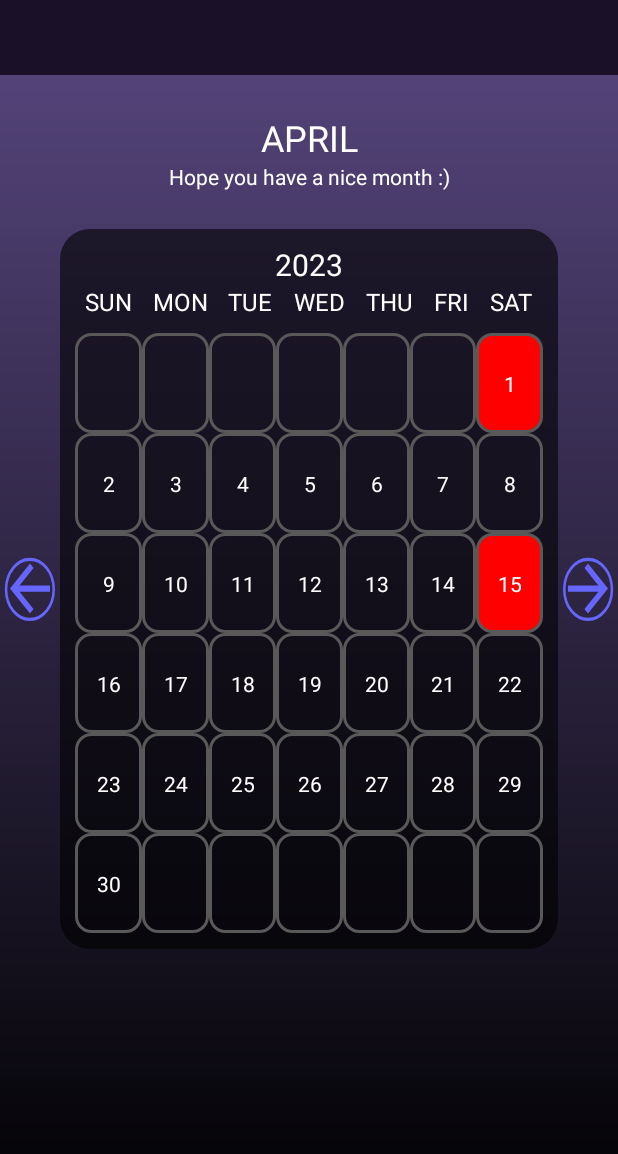
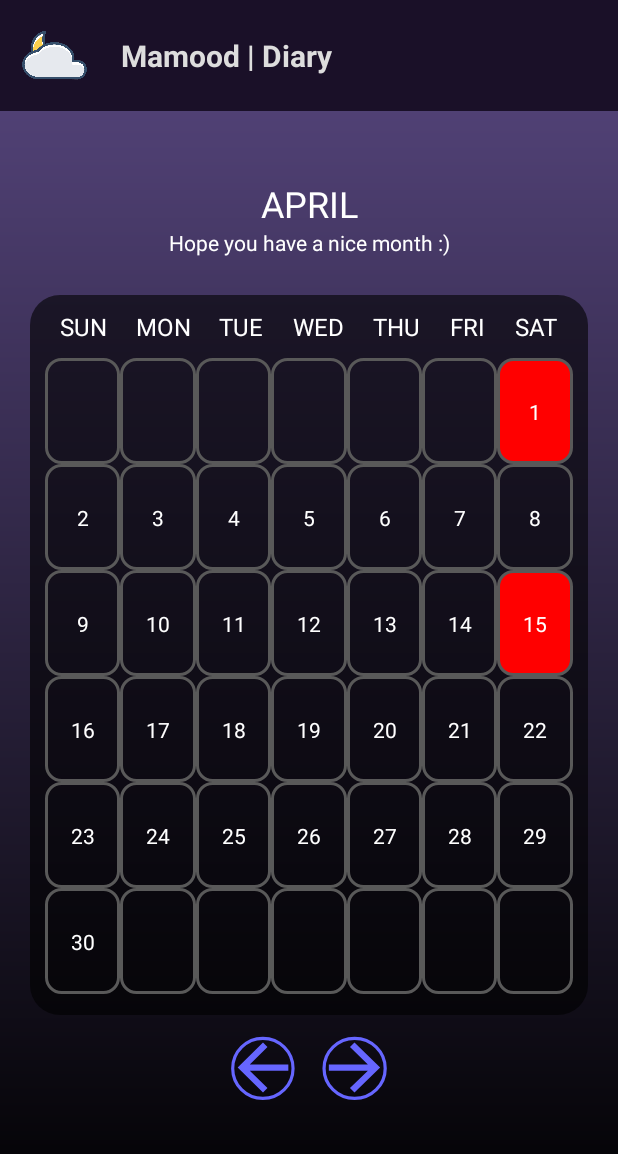
Before and after one commit to Dewvie-Github/Mamood-Diary, an Android app: the MainActivity screen opened directly, with no data from a screen before it, on a phone screen of 412 x 824 dp. Shown: the top 1154 px of the screen. Run offline under Robolectric (Android 15) with nearby library versions, the phone set to English and light mode, and no system bars; 4 statements that could not run were skipped.

```diff
--- a/app/src/main/res/layout/activity_main.xml
+++ b/app/src/main/res/layout/activity_main.xml
@@ -10,9 +10,32 @@
 
     <androidx.constraintlayout.widget.ConstraintLayout
         android:layout_width="match_parent"
-        android:layout_height="50sp"
+        android:layout_height="74dp"
         android:background="#1a1028">
 
+        <ImageView
+            android:id="@+id/imageView"
+            android:layout_width="90dp"
+            android:layout_height="49dp"
+            android:layout_marginTop="12dp"
+            app:layout_constraintEnd_toStartOf="@+id/textView"
+            app:layout_constraintStart_toStartOf="parent"
+            app:layout_constraintTop_toTopOf="parent"
+            app:srcCompat="@drawable/logo" />
+
+        <TextView
+            android:id="@+id/textView"
+            android:layout_width="wrap_content"
+            android:layout_height="wrap_content"
+            android:layout_marginEnd="199dp"
+            android:text="Mamood | Diary"
+            android:textColor="#DDDDDD"
+            android:textSize="20sp"
+            android:textStyle="bold"
+            app:layout_constraintBottom_toBottomOf="parent"
+            app:layout_constraintEnd_toEndOf="parent"
+            app:layout_constraintStart_toEndOf="@+id/imageView"
+            app:layout_constraintTop_toTopOf="parent" />
     </androidx.constraintlayout.widget.ConstraintLayout>
 
 
@@ -27,6 +50,7 @@
             android:id="@+id/monthTextView"
             android:layout_width="match_parent"
             android:layout_height="wrap_content"
+            android:layout_marginTop="20dp"
             android:text="MONTH"
             android:textAlignment="center"
             android:textColor="#FFFFFF"
@@ -46,19 +70,11 @@
         android:orientation="horizontal"
         >
 
-        <ImageView
-            android:id="@+id/previousMonthButton"
-            android:layout_width="50dp"
-            android:layout_height="50dp"
-            android:layout_gravity="center_vertical"
-            android:layout_weight="1"
-            android:scaleType="fitXY"
-            app:srcCompat="@drawable/left_arrow_circle" />
-
         <LinearLayout
-            android:id="@+id/calendarLayout"
             android:layout_width="match_parent"
             android:layout_height="match_parent"
+            android:layout_marginLeft="20dp"
+            android:layout_marginRight="20dp"
             android:layout_weight="8"
             android:background="@drawable/calendar_view"
             android:orientation="vertical"
@@ -66,15 +82,6 @@
             android:paddingTop="10dp"
             android:paddingRight="10dp"
             android:paddingBottom="10dp">
-
-            <TextView
-                android:id="@+id/yearTextview"
-                android:layout_width="match_parent"
-                android:layout_height="wrap_content"
-                android:text="20xx"
-                android:textAlignment="center"
-                android:textColor="#FFFFFF"
-                android:textSize="20sp" />
 
             <LinearLayout
                 android:layout_width="match_parent"
@@ -155,15 +162,34 @@
 
         </LinearLayout>
 
+    </LinearLayout>
+
+    <LinearLayout
+        android:layout_width="match_parent"
+        android:layout_height="50dp"
+        android:layout_marginStart="150dp"
+        android:layout_marginTop="10dp"
+        android:layout_marginEnd="150dp"
+        android:orientation="horizontal">
+
+        <ImageView
+            android:id="@+id/previousMonthButton"
+            android:layout_width="5dp"
+            android:layout_height="50dp"
+            android:layout_gravity="center_vertical"
+            android:layout_marginRight="10dp"
+            android:layout_weight="1"
+            android:scaleType="fitXY"
+            app:srcCompat="@drawable/left_arrow_circle" />
+
         <ImageView
             android:id="@+id/nextMonthButton"
-            android:layout_width="50dp"
+            android:layout_width="5dp"
             android:layout_height="50dp"
             android:layout_gravity="center_vertical"
             android:layout_weight="1"
             android:scaleType="fitXY"
             app:srcCompat="@drawable/right_arrow_circle" />
-
     </LinearLayout>
 
 
```
